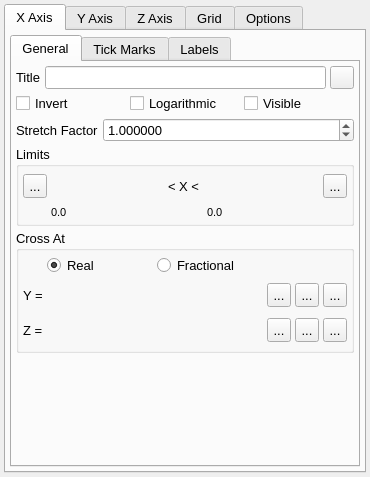
First picture: the form in src/gui/axes.ui, repository trisyoungs/uchroma, before the edit.
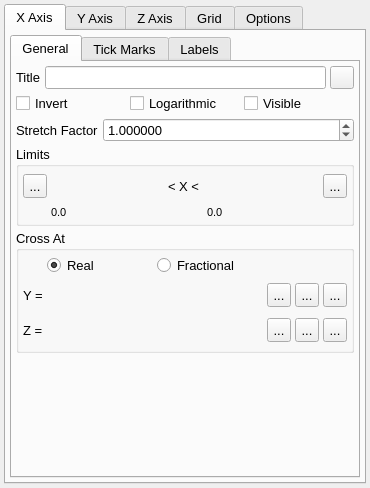
Second picture: the form after the edit. Icons and pictures are not drawn. Custom widgets are drawn as their Qt base class.

What changed in the file:
```diff
--- a/src/gui/axes.ui
+++ b/src/gui/axes.ui
@@ -7,7 +7,7 @@
     <x>0</x>
     <y>0</y>
     <width>370</width>
-    <height>466</height>
+    <height>488</height>
    </rect>
   </property>
   <property name="sizePolicy">
```
Left out of the diff: 2 changed lines with no effect on the pictures.
